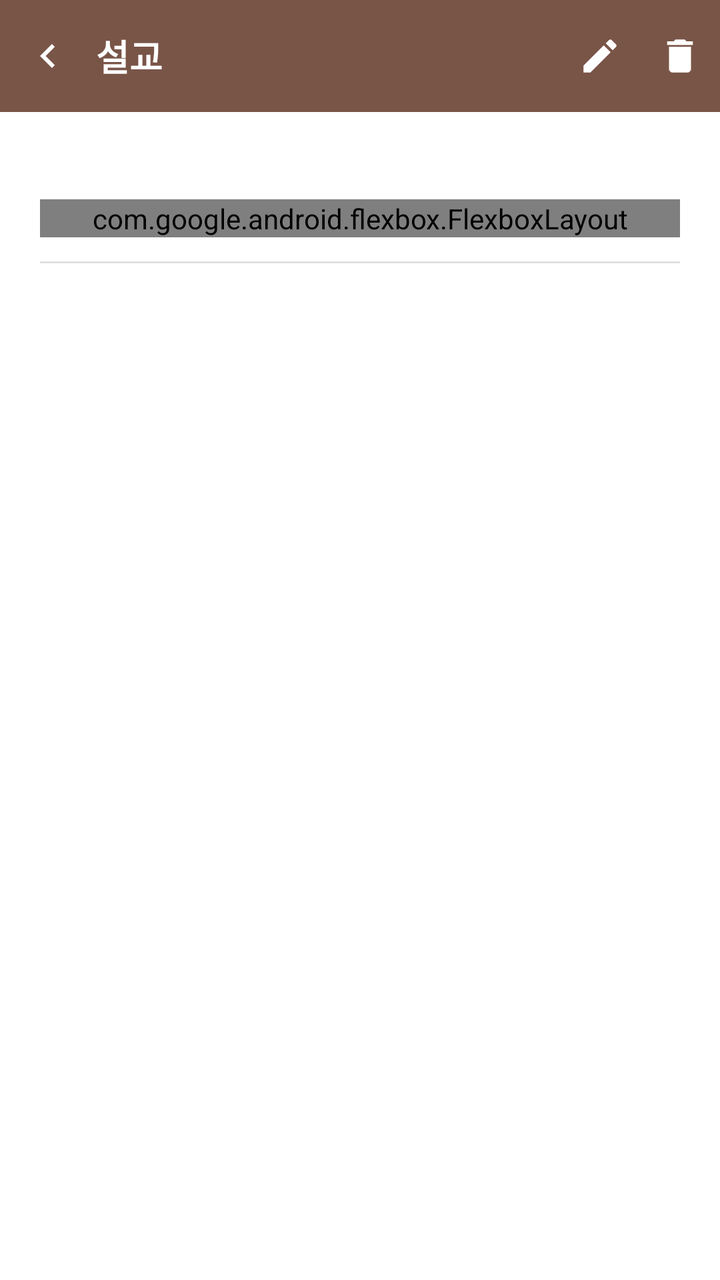
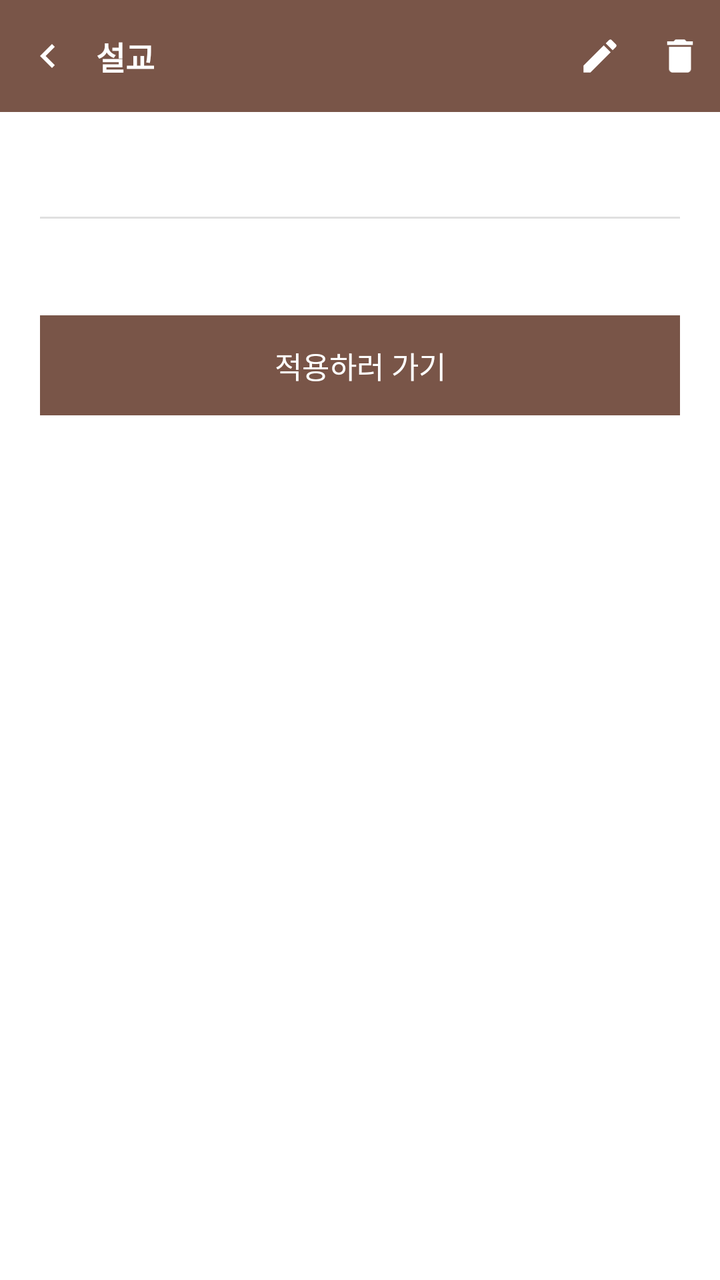

Screens rendered from an Android XML layout before and after an edit, with the pre-edit source and the edit as a unified diff.
<!-- AndroidManifest.xml: application theme Theme.BNOTE -->
<!-- res/layout/activity_sermon_detail.xml -->
<?xml version="1.0" encoding="utf-8"?>
<LinearLayout xmlns:android="http://schemas.android.com/apk/res/android"
    xmlns:app="http://schemas.android.com/apk/res-auto"
    android:id="@+id/sermon_detail_root"
    android:layout_width="match_parent"
    android:layout_height="match_parent"
    android:orientation="vertical"
    android:background="@color/surface_background">

    <LinearLayout
        android:layout_width="match_parent"
        android:layout_height="56dp"
        android:orientation="horizontal"
        android:gravity="center_vertical"
        android:background="@color/brown_primary"
        android:paddingStart="4dp">

        <ImageView
            android:id="@+id/btn_top_bar_back"
            android:layout_width="40dp"
            android:layout_height="40dp"
            android:padding="8dp"
            android:src="@drawable/ic_chevron_left"
            app:tint="@color/white"
            android:contentDescription="뒤로가기"
            android:background="?attr/selectableItemBackgroundBorderless"
            android:clickable="true"
            android:focusable="true" />

        <TextView
            android:id="@+id/text_top_bar_title"
            android:layout_width="0dp"
            android:layout_height="wrap_content"
            android:layout_weight="1"
            android:layout_marginStart="4dp"
            android:text="설교"
            android:textSize="18sp"
            android:textStyle="bold"
            android:textColor="@color/white"
            android:maxLines="1"
            android:ellipsize="end" />

        <ImageView
            android:id="@+id/btn_edit_sermon"
            android:layout_width="40dp"
            android:layout_height="40dp"
            android:padding="9dp"
            android:src="@drawable/ic_edit"
            app:tint="@color/white"
            android:contentDescription="수정"
            android:background="?attr/selectableItemBackgroundBorderless"
            android:clickable="true"
            android:focusable="true" />

        <ImageView
            android:id="@+id/btn_delete_sermon"
            android:layout_width="40dp"
            android:layout_height="40dp"
            android:padding="9dp"
            android:src="@drawable/ic_delete"
            app:tint="@color/white"
            android:contentDescription="삭제"
            android:background="?attr/selectableItemBackgroundBorderless"
            android:clickable="true"
            android:focusable="true" />

    </LinearLayout>

    <ScrollView
        android:layout_width="match_parent"
        android:layout_height="match_parent">

        <LinearLayout
            android:layout_width="match_parent"
            android:layout_height="wrap_content"
            android:orientation="vertical"
            android:padding="20dp">

            <TextView
                android:id="@+id/text_sermon_meta"
                android:layout_width="match_parent"
                android:layout_height="wrap_content"
                android:textSize="13sp"
                android:textColor="@color/text_secondary" />

            <com.google.android.flexbox.FlexboxLayout
                android:id="@+id/flexbox_detail_refs"
                android:layout_width="match_parent"
                android:layout_height="wrap_content"
                android:layout_marginTop="6dp"
                app:flexWrap="wrap" />

            <View
                android:layout_width="match_parent"
                android:layout_height="1dp"
                android:layout_marginVertical="12dp"
                android:background="@color/divider_light" />

            <TextView
                android:id="@+id/text_sermon_memo"
                android:layout_width="match_parent"
                android:layout_height="wrap_content"
                android:textSize="15sp"
                android:textColor="@color/text_primary" />

            <HorizontalScrollView
                android:id="@+id/scroll_detail_photos"
                android:layout_width="match_parent"
                android:layout_height="wrap_content"
                android:layout_marginTop="16dp"
                android:scrollbars="none"
                android:visibility="gone">

                <LinearLayout
                    android:id="@+id/container_detail_photos"
                    android:layout_width="wrap_content"
                    android:layout_height="wrap_content"
                    android:orientation="horizontal" />

            </HorizontalScrollView>

        </LinearLayout>
    </ScrollView>
</LinearLayout>
<!-- resources referenced by this layout -->
<resources>
  <color name="brown_primary">#795548</color>
  <color name="divider_light">#E0E0E0</color>
  <color name="surface_background">#FFFFFF</color>
  <color name="text_primary">#212121</color>
  <color name="text_secondary">#757575</color>
  <color name="white">#FFFFFFFF</color>
  <!-- drawable ic_chevron_left (drawable) -->
  <vector xmlns:android="http://schemas.android.com/apk/res/android"
      android:width="24dp"
      android:height="24dp"
      android:viewportWidth="24"
      android:viewportHeight="24"
      android:tint="?attr/colorControlNormal">
      <path
          android:fillColor="#000000"
          android:pathData="M15.41,7.41L14,6l-6,6 6,6 1.41,-1.41L10.83,12z" />
  </vector>
  <!-- drawable ic_delete (drawable) -->
  <vector xmlns:android="http://schemas.android.com/apk/res/android"
      android:width="20dp"
      android:height="20dp"
      android:viewportWidth="24"
      android:viewportHeight="24">
      <path
          android:fillColor="#E53935"
          android:pathData="M6,19c0,1.1 0.9,2 2,2h8c1.1,0 2,-0.9 2,-2V7H6v12zM19,4h-3.5l-1,-1h-5l-1,1H5v2h14V4z" />
  </vector>
  <!-- drawable ic_edit (drawable) -->
  <vector xmlns:android="http://schemas.android.com/apk/res/android"
      android:width="20dp"
      android:height="20dp"
      android:viewportWidth="24"
      android:viewportHeight="24">
      <path
          android:fillColor="#757575"
          android:pathData="M3,17.25V21h3.75L17.81,9.94l-3.75,-3.75L3,17.25zM20.71,7.04c0.39,-0.39 0.39,-1.02 0,-1.41l-2.34,-2.34c-0.39,-0.39 -1.02,-0.39 -1.41,0l-1.83,1.83 3.75,3.75 1.83,-1.83z" />
  </vector>
  <style name="Theme.BNOTE" parent="Base.Theme.BNOTE" />
  <style name="Base.Theme.BNOTE" parent="Theme.Material3.DayNight.NoActionBar">
          <item name="colorPrimary">@color/brown_primary</item>
          <item name="colorPrimaryDark">@color/brown_primary_dark</item>
          <item name="android:statusBarColor">@color/brown_primary_dark</item>
          <item name="android:windowLightStatusBar">false</item>
          <item name="android:windowBackground">@color/surface_background</item>
      </style>
  <color name="brown_primary_dark">#5D4037</color>
</resources>

<!-- the commit's change to res/layout/activity_sermon_detail.xml (unified diff, before → after) -->
@@ -1,6 +1,7 @@
 <?xml version="1.0" encoding="utf-8"?>
 <LinearLayout xmlns:android="http://schemas.android.com/apk/res/android"
     xmlns:app="http://schemas.android.com/apk/res-auto"
+    xmlns:tools="http://schemas.android.com/tools"
     android:id="@+id/sermon_detail_root"
     android:layout_width="match_parent"
     android:layout_height="match_parent"
@@ -34,7 +35,7 @@
             android:layout_weight="1"
             android:layout_marginStart="4dp"
             android:text="설교"
-            android:textSize="18sp"
+            android:textSize="16sp"
             android:textStyle="bold"
             android:textColor="@color/white"
             android:maxLines="1"
@@ -77,18 +78,12 @@
             android:padding="20dp">
 
             <TextView
-                android:id="@+id/text_sermon_meta"
+                android:id="@+id/text_sermon_info"
                 android:layout_width="match_parent"
                 android:layout_height="wrap_content"
-                android:textSize="13sp"
-                android:textColor="@color/text_secondary" />
-
-            <com.google.android.flexbox.FlexboxLayout
-                android:id="@+id/flexbox_detail_refs"
-                android:layout_width="match_parent"
-                android:layout_height="wrap_content"
-                android:layout_marginTop="6dp"
-                app:flexWrap="wrap" />
+                android:textSize="15sp"
+                android:lineSpacingExtra="4dp"
+                android:textColor="@color/text_primary" />
 
             <View
                 android:layout_width="match_parent"
@@ -119,6 +114,46 @@
 
             </HorizontalScrollView>
 
+            <WebView
+                android:id="@+id/webview_sermon_link"
+                android:layout_width="match_parent"
+                android:layout_height="200dp"
+                android:layout_marginTop="16dp"
+                android:visibility="gone"
+                tools:ignore="WebViewLayout" />
+
+            <TextView
+                android:id="@+id/text_sermon_link_plain"
+                android:layout_width="match_parent"
+                android:layout_height="wrap_content"
+                android:layout_marginTop="16dp"
+                android:padding="12dp"
+                android:text="🔗 링크 열기"
+                android:textSize="14sp"
+                android:textColor="@color/brown_primary"
+                android:background="@drawable/bg_book_button"
+                android:visibility="gone"
+                android:clickable="true"
+                android:focusable="true" />
+
+            <TextView
+                android:id="@+id/btn_go_to_application"
+                android:layout_width="match_parent"
+                android:layout_height="wrap_content"
+                android:layout_marginTop="16dp"
+                android:padding="14dp"
+                android:text="적용하러 가기"
+                android:textSize="15sp"
+                android:gravity="center"
+                android:textColor="@color/white"
+                android:background="@color/brown_primary"
+                android:clickable="true"
+                android:focusable="true" />
+
+            <View
+                android:layout_width="match_parent"
+                android:layout_height="32dp" />
+
         </LinearLayout>
     </ScrollView>
 </LinearLayout>
<!-- resource entries referenced after the edit -->
@@ -4,8 +4,18 @@
   <color name="divider_light">#E0E0E0</color>
   <color name="surface_background">#FFFFFF</color>
   <color name="text_primary">#212121</color>
-  <color name="text_secondary">#757575</color>
   <color name="white">#FFFFFFFF</color>
+  <!-- drawable bg_book_button (drawable) -->
+  <?xml version="1.0" encoding="utf-8"?>
+  <ripple xmlns:android="http://schemas.android.com/apk/res/android"
+      android:color="#D7CCC8">
+      <item>
+          <shape android:shape="rectangle">
+              <solid android:color="@color/input_background" />
+              <corners android:radius="8dp" />
+          </shape>
+      </item>
+  </ripple>
   <!-- drawable ic_chevron_left (drawable) -->
   <vector xmlns:android="http://schemas.android.com/apk/res/android"
       android:width="24dp"
@@ -38,6 +48,7 @@
           android:pathData="M3,17.25V21h3.75L17.81,9.94l-3.75,-3.75L3,17.25zM20.71,7.04c0.39,-0.39 0.39,-1.02 0,-1.41l-2.34,-2.34c-0.39,-0.39 -1.02,-0.39 -1.41,0l-1.83,1.83 3.75,3.75 1.83,-1.83z" />
   </vector>
   <style name="Theme.BNOTE" parent="Base.Theme.BNOTE" />
+  <color name="input_background">#F5F5F5</color>
   <style name="Base.Theme.BNOTE" parent="Theme.Material3.DayNight.NoActionBar">
           <item name="colorPrimary">@color/brown_primary</item>
           <item name="colorPrimaryDark">@color/brown_primary_dark</item>
